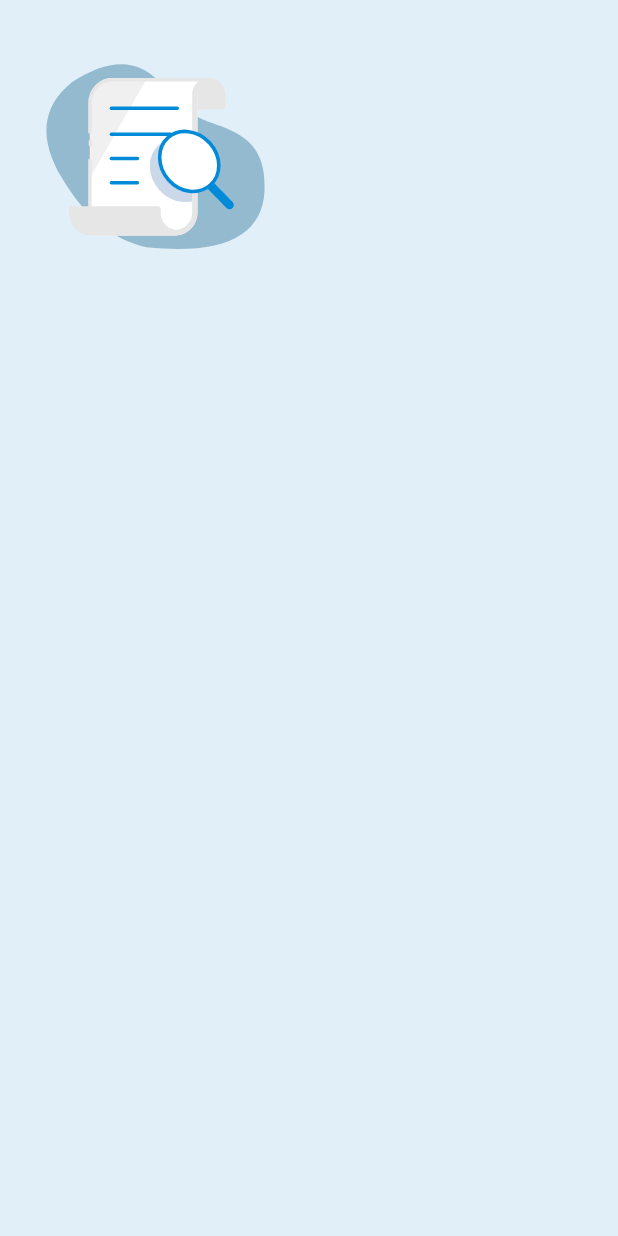
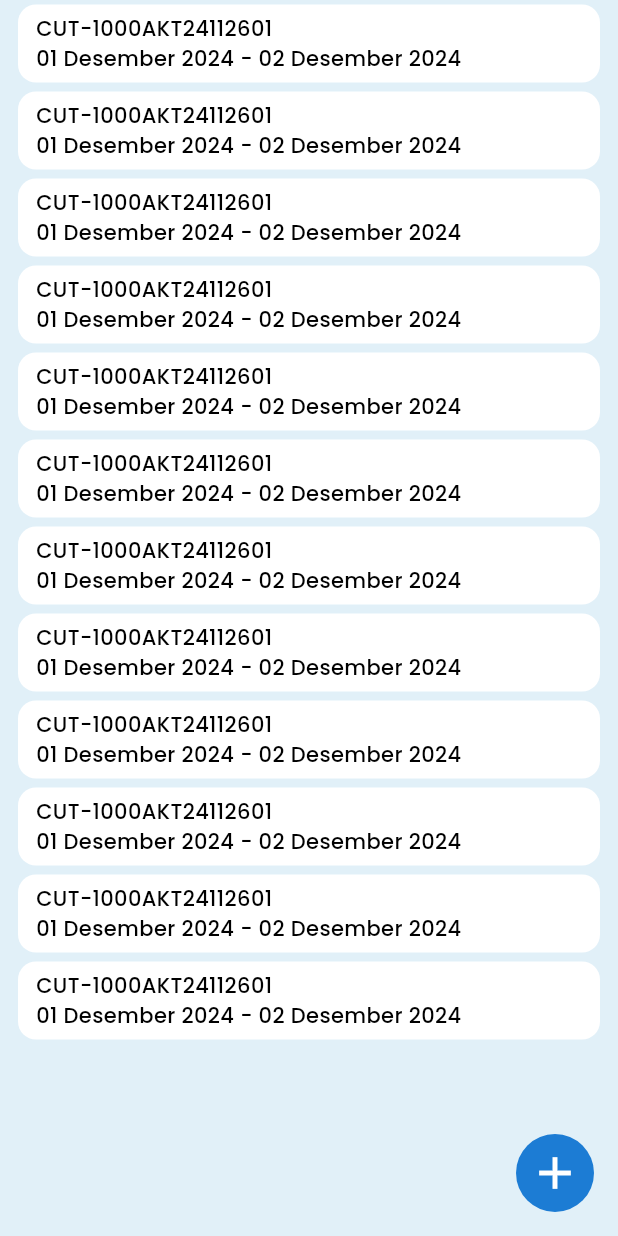
Before and after one commit to ilhmdhn/eportal, a Flutter app: the CutiPage screen opened by its route, on a phone screen of 412 x 824 dp. Run offline on Flutter 3.47's test engine with Material 3 defaults, Android fonts, the phone set to English and light mode, and no system bars; drawn by our look-alikes of auto_size_text, lottie; our stand-ins replace animated_text_kit, cached_network_image, camera, carousel_slider, dropdown_search, elegant_notification and 15 more; missing offline and left inert: calendar_slider, dart_jsonwebtoken; accounts and stored records are empty.

Commit message:
cuti, absen plogles

```diff
--- a/lib/page/cuti/cuti_page.dart
+++ b/lib/page/cuti/cuti_page.dart
@@ -1,6 +1,8 @@
+import 'package:auto_size_text/auto_size_text.dart';
 import 'package:calendar_slider/calendar_slider.dart';
 import 'package:eportal/assets/color/custom_color.dart';
 import 'package:eportal/page/add_on/animation.dart';
+import 'package:eportal/page/cuti/add_cuti_dialog.dart';
 import 'package:eportal/style/custom_font.dart';
 import 'package:eportal/util/screen.dart';
 import 'package:flutter/material.dart';
@@ -66,9 +68,49 @@ class _CutiPageState extends State<CutiPage> {
   Widget build(BuildContext context) {
     return Scaffold(
       backgroundColor: CustomColor.background(),
+      floatingActionButton: InkWell(
+        onTap: (){
+          CutiDialog.showAddCUtiDialog(context, 3);
+        },
+        child: Container(
+          width: 52,
+          height: 52,
+          decoration: BoxDecoration(
+            borderRadius: BorderRadius.circular(26),
+            color: CustomColor.primary()
+          ),
+          child: Icon(Icons.add, color: Colors.white, size: 36,),
+        ),
+      ),
       body: Column(
         children: [
-          CustomAnimation.loading()
+          Expanded(
+            child: ListView.builder(
+              itemCount: 12,
+              itemBuilder: (BuildContext ctx, index){
+                return Container(
+                  margin: EdgeInsets.symmetric(horizontal: 12, vertical: 3),
+                  padding: EdgeInsets.symmetric(horizontal: 12, vertical: 6),
+                  decoration: BoxDecoration(
+                    color: Colors.white,
+                    borderRadius: BorderRadius.circular(12)
+                  ),
+                  child: Column(
+                    crossAxisAlignment: CrossAxisAlignment.start,
+                    mainAxisSize: MainAxisSize.min,
+                    children: [
+                      Row(
+                        children: [
+                          AutoSizeText('CUT-1000AKT24112601', style: CustomFont.headingLimaSemiBold(),),
+                        ],
+                      ),
+                      AutoSizeText('01 Desember 2024 - 02 Desember 2024', style: CustomFont.headingLimaSemiBold(),),
+                    ],
+                  ),
+                );
+              }),
+          )
+          // CustomAnimation.loading()
          /* Positioned(
             top: 0,
             right: 0,
--- a/lib/style/custom_font.dart
+++ b/lib/style/custom_font.dart
@@ -97,6 +97,11 @@ class CustomFont{
     return GoogleFonts.poppins(fontSize: 16, color: Colors.black, fontWeight: FontWeight.w600);
   }
 
+  static TextStyle headingEmpatSemiBold() {
+    return GoogleFonts.poppins(
+        fontSize: 16, color: Colors.black, fontWeight: FontWeight.w500);
+  }
+
   static TextStyle headingLima() {
     return GoogleFonts.poppins(fontSize: 14, color: Colors.black);
   }
--- a/lib/util/navigation_service.dart
+++ b/lib/util/navigation_service.dart
@@ -27,6 +27,10 @@ class NavigationService {
     getIt<NavigationService>().pushNamed(routeName);
   }
 
+  static void back() {
+    getIt<NavigationService>().goBack();
+  }
+
   void goBack() => navigatorKey.currentState!.pop();
 }
 
```
Also changed, not shown: lib/page/add_on/animation.dart (+9 -1 lines), lib/page/attendance/attendance_page.dart (+27 -4 lines), lib/page/cuti/add_cuti_dialog.dart (added, +201 -0 lines), lib/style/custom_date_picker.dart (added, +29 -0 lines), assets/image/approved.png (added).
